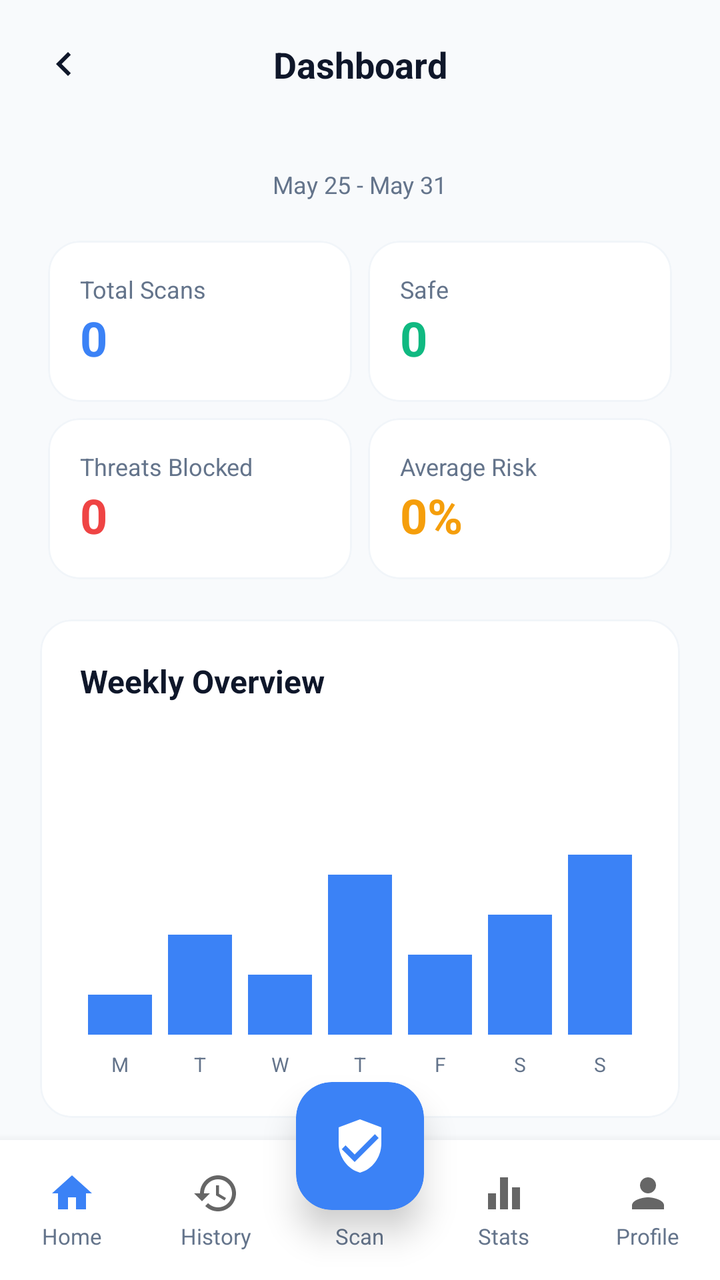
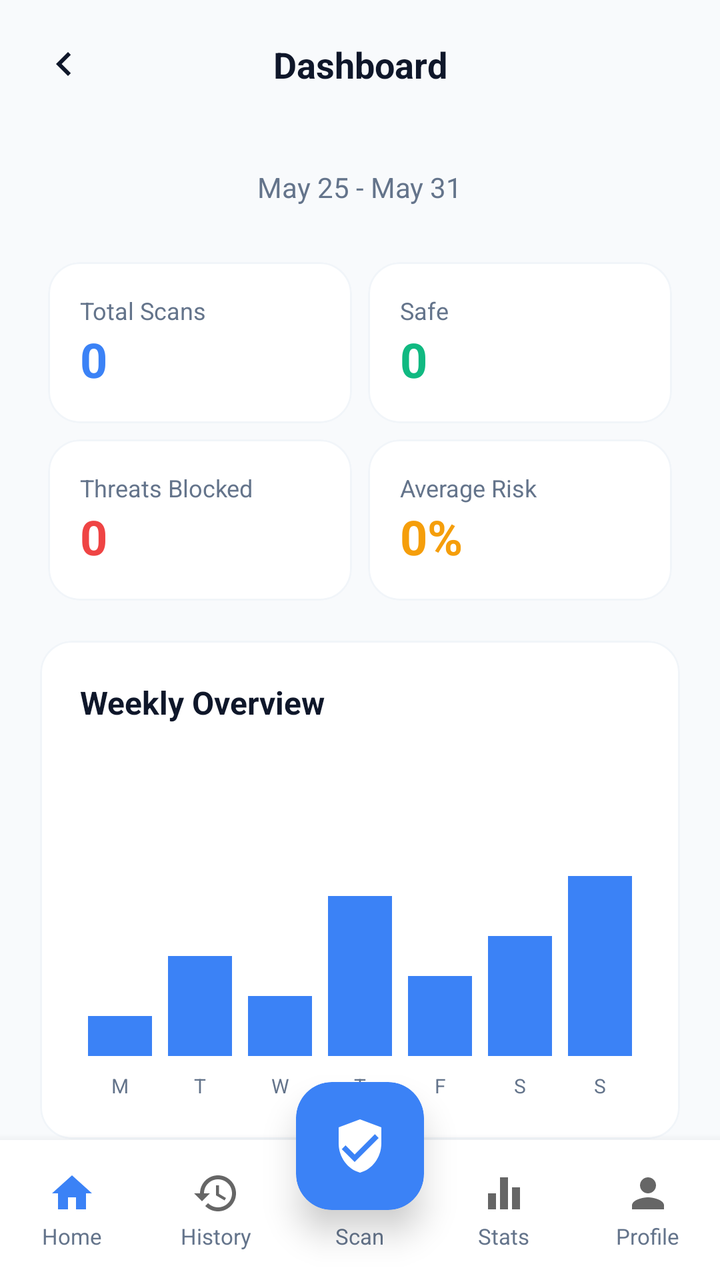

Compare the two renders of this Android layout. The source of the first and the diff that turns it into the second are given below.
<!-- AndroidManifest.xml: application theme Theme.Safe -->
<!-- res/layout/activity_dashboard.xml -->
<?xml version="1.0" encoding="utf-8"?>
<androidx.constraintlayout.widget.ConstraintLayout xmlns:android="http://schemas.android.com/apk/res/android"
    xmlns:app="http://schemas.android.com/apk/res-auto"
    android:id="@+id/main"
    android:layout_width="match_parent"
    android:layout_height="match_parent"
    android:background="#F8FAFC">

    
    <androidx.constraintlayout.widget.ConstraintLayout
        android:id="@+id/dashboardHeader"
        android:layout_width="match_parent"
        android:layout_height="wrap_content"
        android:padding="16dp"
        app:layout_constraintTop_toTopOf="parent">

        <ImageView
            android:id="@+id/btnBackDashboard"
            android:layout_width="32dp"
            android:layout_height="32dp"
            android:padding="4dp"
            android:src="@drawable/ic_chevron_right"
            android:rotation="180"
            app:layout_constraintBottom_toBottomOf="parent"
            app:layout_constraintStart_toStartOf="parent"
            app:layout_constraintTop_toTopOf="parent"
            app:tint="#0F172A" />

        <TextView
            android:layout_width="wrap_content"
            android:layout_height="wrap_content"
            android:text="@string/dashboard"
            android:textColor="#0F172A"
            android:textSize="18sp"
            android:textStyle="bold"
            app:layout_constraintBottom_toBottomOf="parent"
            app:layout_constraintEnd_toEndOf="parent"
            app:layout_constraintStart_toStartOf="parent"
            app:layout_constraintTop_toTopOf="parent" />

    </androidx.constraintlayout.widget.ConstraintLayout>

    <androidx.core.widget.NestedScrollView
        android:layout_width="match_parent"
        android:layout_height="0dp"
        android:fillViewport="true"
        app:layout_constraintBottom_toTopOf="@id/bottomNav"
        app:layout_constraintTop_toBottomOf="@id/dashboardHeader">

        <LinearLayout
            android:layout_width="match_parent"
            android:layout_height="wrap_content"
            android:orientation="vertical"
            android:padding="20dp"
            android:paddingBottom="100dp"
            android:clipToPadding="false">

            <TextView
                android:layout_width="wrap_content"
                android:layout_height="wrap_content"
                android:text="@string/date_range"
                android:textColor="#64748B"
                android:textSize="12sp"
                android:layout_gravity="center"
                android:layout_marginBottom="16dp"/>

            
            <GridLayout
                android:layout_width="match_parent"
                android:layout_height="wrap_content"
                android:columnCount="2"
                android:rowCount="2"
                android:useDefaultMargins="true">

                
                <com.google.android.material.card.MaterialCardView
                    android:layout_width="0dp"
                    android:layout_height="wrap_content"
                    android:layout_columnWeight="1"
                    app:cardBackgroundColor="@color/white"
                    app:cardCornerRadius="16dp"
                    app:cardElevation="0dp"
                    app:strokeColor="#F1F5F9"
                    app:strokeWidth="1dp">
                    <LinearLayout
                        android:layout_width="match_parent"
                        android:layout_height="wrap_content"
                        android:orientation="vertical"
                        android:padding="16dp">
                        <TextView
                            android:layout_width="wrap_content"
                            android:layout_height="wrap_content"
                            android:text="@string/total_scans"
                            android:textColor="#64748B"
                            android:textSize="12sp" />
                        <TextView
                            android:id="@+id/tvDashTotal"
                            android:layout_width="wrap_content"
                            android:layout_height="wrap_content"
                            android:text="0"
                            android:textColor="#3B82F6"
                            android:textSize="24sp"
                            android:textStyle="bold" />
                    </LinearLayout>
                </com.google.android.material.card.MaterialCardView>

                
                <com.google.android.material.card.MaterialCardView
                    android:layout_width="0dp"
                    android:layout_height="wrap_content"
                    android:layout_columnWeight="1"
                    app:cardBackgroundColor="@color/white"
                    app:cardCornerRadius="16dp"
                    app:cardElevation="0dp"
                    app:strokeColor="#F1F5F9"
                    app:strokeWidth="1dp">
                    <LinearLayout
                        android:layout_width="match_parent"
                        android:layout_height="wrap_content"
                        android:orientation="vertical"
                        android:padding="16dp">
                        <TextView
                            android:layout_width="wrap_content"
                            android:layout_height="wrap_content"
                            android:text="@string/safe"
                            android:textColor="#64748B"
                            android:textSize="12sp" />
                        <TextView
                            android:id="@+id/tvDashSafe"
                            android:layout_width="wrap_content"
                            android:layout_height="wrap_content"
                            android:text="0"
                            android:textColor="#10B981"
                            android:textSize="24sp"
                            android:textStyle="bold" />
                    </LinearLayout>
                </com.google.android.material.card.MaterialCardView>

                
                <com.google.android.material.card.MaterialCardView
                    android:layout_width="0dp"
                    android:layout_height="wrap_content"
                    android:layout_columnWeight="1"
                    app:cardBackgroundColor="@color/white"
                    app:cardCornerRadius="16dp"
                    app:cardElevation="0dp"
                    app:strokeColor="#F1F5F9"
                    app:strokeWidth="1dp">
                    <LinearLayout
                        android:layout_width="match_parent"
                        android:layout_height="wrap_content"
                        android:orientation="vertical"
                        android:padding="16dp">
                        <TextView
                            android:layout_width="wrap_content"
                            android:layout_height="wrap_content"
                            android:text="@string/threats_blocked"
                            android:textColor="#64748B"
                            android:textSize="12sp" />
                        <TextView
                            android:id="@+id/tvDashThreats"
                            android:layout_width="wrap_content"
                            android:layout_height="wrap_content"
                            android:text="0"
                            android:textColor="#EF4444"
                            android:textSize="24sp"
                            android:textStyle="bold" />
                    </LinearLayout>
                </com.google.android.material.card.MaterialCardView>

                
                <com.google.android.material.card.MaterialCardView
                    android:layout_width="0dp"
                    android:layout_height="wrap_content"
                    android:layout_columnWeight="1"
                    app:cardBackgroundColor="@color/white"
                    app:cardCornerRadius="16dp"
                    app:cardElevation="0dp"
                    app:strokeColor="#F1F5F9"
                    app:strokeWidth="1dp">
                    <LinearLayout
                        android:layout_width="match_parent"
                        android:layout_height="wrap_content"
                        android:orientation="vertical"
                        android:padding="16dp">
                        <TextView
                            android:layout_width="wrap_content"
                            android:layout_height="wrap_content"
                            android:text="@string/average_risk"
                            android:textColor="#64748B"
                            android:textSize="12sp" />
                        <TextView
                            android:id="@+id/tvDashRisk"
                            android:layout_width="wrap_content"
                            android:layout_height="wrap_content"
                            android:text="0%"
                            android:textColor="#F59E0B"
                            android:textSize="24sp"
                            android:textStyle="bold" />
                    </LinearLayout>
                </com.google.android.material.card.MaterialCardView>

            </GridLayout>

            
            <com.google.android.material.card.MaterialCardView
                android:layout_width="match_parent"
                android:layout_height="wrap_content"
                android:layout_marginTop="16dp"
                app:cardBackgroundColor="@color/white"
                app:cardCornerRadius="16dp"
                app:cardElevation="0dp"
                app:strokeColor="#F1F5F9"
                app:strokeWidth="1dp">
                <LinearLayout
                    android:layout_width="match_parent"
                    android:layout_height="wrap_content"
                    android:orientation="vertical"
                    android:padding="20dp">
                    <TextView
                        android:layout_width="wrap_content"
                        android:layout_height="wrap_content"
                        android:text="@string/weekly_overview"
                        android:textColor="#0F172A"
                        android:textSize="16sp"
                        android:textStyle="bold"
                        android:layout_marginBottom="16dp"/>

                    <LinearLayout
                        android:id="@+id/layoutBarChart"
                        android:layout_width="match_parent"
                        android:layout_height="150dp"
                        android:gravity="bottom"
                        android:orientation="horizontal"
                        android:paddingTop="10dp"
                        android:baselineAligned="false">

                        <View android:id="@+id/bar1" android:layout_width="0dp" android:layout_height="20dp" android:layout_weight="1" android:layout_marginHorizontal="4dp" android:background="#3B82F6" />
                        <View android:id="@+id/bar2" android:layout_width="0dp" android:layout_height="50dp" android:layout_weight="1" android:layout_marginHorizontal="4dp" android:background="#3B82F6" />
                        <View android:id="@+id/bar3" android:layout_width="0dp" android:layout_height="30dp" android:layout_weight="1" android:layout_marginHorizontal="4dp" android:background="#3B82F6" />
                        <View android:id="@+id/bar4" android:layout_width="0dp" android:layout_height="80dp" android:layout_weight="1" android:layout_marginHorizontal="4dp" android:background="#3B82F6" />
                        <View android:id="@+id/bar5" android:layout_width="0dp" android:layout_height="40dp" android:layout_weight="1" android:layout_marginHorizontal="4dp" android:background="#3B82F6" />
                        <View android:id="@+id/bar6" android:layout_width="0dp" android:layout_height="60dp" android:layout_weight="1" android:layout_marginHorizontal="4dp" android:background="#3B82F6" />
                        <View android:id="@+id/bar7" android:layout_width="0dp" android:layout_height="90dp" android:layout_weight="1" android:layout_marginHorizontal="4dp" android:background="#3B82F6" />
                    </LinearLayout>

                    <LinearLayout
                        android:layout_width="match_parent"
                        android:layout_height="wrap_content"
                        android:layout_marginTop="8dp"
                        android:orientation="horizontal">
                        <TextView android:layout_width="0dp" android:layout_height="wrap_content" android:layout_weight="1" android:text="M" android:gravity="center" android:textSize="10sp" android:textColor="#64748B"/>
                        <TextView android:layout_width="0dp" android:layout_height="wrap_content" android:layout_weight="1" android:text="T" android:gravity="center" android:textSize="10sp" android:textColor="#64748B"/>
                        <TextView android:layout_width="0dp" android:layout_height="wrap_content" android:layout_weight="1" android:text="W" android:gravity="center" android:textSize="10sp" android:textColor="#64748B"/>
                        <TextView android:layout_width="0dp" android:layout_height="wrap_content" android:layout_weight="1" android:text="T" android:gravity="center" android:textSize="10sp" android:textColor="#64748B"/>
                        <TextView android:layout_width="0dp" android:layout_height="wrap_content" android:layout_weight="1" android:text="F" android:gravity="center" android:textSize="10sp" android:textColor="#64748B"/>
                        <TextView android:layout_width="0dp" android:layout_height="wrap_content" android:layout_weight="1" android:text="S" android:gravity="center" android:textSize="10sp" android:textColor="#64748B"/>
                        <TextView android:layout_width="0dp" android:layout_height="wrap_content" android:layout_weight="1" android:text="S" android:gravity="center" android:textSize="10sp" android:textColor="#64748B"/>
                    </LinearLayout>
                </LinearLayout>
            </com.google.android.material.card.MaterialCardView>

            
            <com.google.android.material.card.MaterialCardView
                android:layout_width="match_parent"
                android:layout_height="wrap_content"
                android:layout_marginTop="16dp"
                android:layout_marginBottom="24dp"
                app:cardBackgroundColor="@color/white"
                app:cardCornerRadius="16dp"
                app:cardElevation="0dp"
                app:strokeColor="#F1F5F9"
                app:strokeWidth="1dp">
                <LinearLayout
                    android:layout_width="match_parent"
                    android:layout_height="wrap_content"
                    android:orientation="horizontal"
                    android:padding="20dp"
                    android:gravity="center_vertical">

                    <FrameLayout
                        android:layout_width="100dp"
                        android:layout_height="100dp">

                        <ProgressBar
                            android:id="@+id/pbSafeRatio"
                            style="?android:attr/progressBarStyleHorizontal"
                            android:layout_width="match_parent"
                            android:layout_height="match_parent"
                            android:progress="70"
                            android:indeterminate="false"
                            android:progressDrawable="@drawable/circular_stats_progress" />

                        <TextView
                            android:id="@+id/tvSafePercent"
                            android:layout_width="wrap_content"
                            android:layout_height="wrap_content"
                            android:layout_gravity="center"
                            android:text="70%"
                            android:textColor="#10B981"
                            android:textSize="16sp"
                            android:textStyle="bold" />
                    </FrameLayout>

                    <LinearLayout
                        android:layout_width="match_parent"
                        android:layout_height="wrap_content"
                        android:orientation="vertical"
                        android:layout_marginStart="24dp">
                        <TextView
                            android:layout_width="wrap_content"
                            android:layout_height="wrap_content"
                            android:text="@string/risk_distribution"
                            android:textColor="#0F172A"
                            android:textSize="16sp"
                            android:textStyle="bold"
                            android:layout_marginBottom="8dp"/>

                        <LinearLayout
                            android:layout_width="wrap_content"
                            android:layout_height="wrap_content"
                            android:orientation="horizontal"
                            android:gravity="center_vertical"
                            android:layout_marginBottom="4dp">
                            <View android:layout_width="12dp" android:layout_height="12dp" android:background="#10B981" android:layout_marginEnd="8dp"/>
                            <TextView android:layout_width="wrap_content" android:layout_height="wrap_content" android:text="@string/safe" android:textSize="12sp" android:textColor="#64748B"/>
                        </LinearLayout>

                        <LinearLayout
                            android:layout_width="wrap_content"
                            android:layout_height="wrap_content"
                            android:orientation="horizontal"
                            android:gravity="center_vertical">
                            <View android:layout_width="12dp" android:layout_height="12dp" android:background="#EF4444" android:layout_marginEnd="8dp"/>
                            <TextView android:layout_width="wrap_content" android:layout_height="wrap_content" android:text="@string/phishing" android:textSize="12sp" android:textColor="#64748B"/>
                        </LinearLayout>
                    </LinearLayout>
                </LinearLayout>
            </com.google.android.material.card.MaterialCardView>

        </LinearLayout>
    </androidx.core.widget.NestedScrollView>

    
    <include layout="@layout/layout_bottom_navigation" />

</androidx.constraintlayout.widget.ConstraintLayout>
<!-- res/layout/layout_bottom_navigation.xml (included above) -->
<?xml version="1.0" encoding="utf-8"?>
<merge xmlns:android="http://schemas.android.com/apk/res/android"
    xmlns:app="http://schemas.android.com/apk/res-auto">

    
    <LinearLayout
        android:id="@+id/bottomNav"
        android:layout_width="match_parent"
        android:layout_height="70dp"
        android:background="@color/white"
        android:elevation="8dp"
        android:gravity="center"
        android:orientation="horizontal"
        app:layout_constraintBottom_toBottomOf="parent">

        <LinearLayout
            android:id="@+id/navHome"
            android:layout_width="0dp"
            android:layout_height="match_parent"
            android:layout_weight="1"
            android:gravity="center"
            android:orientation="vertical"
            android:clickable="true"
            android:focusable="true"
            android:background="?attr/selectableItemBackgroundBorderless">

            <ImageView
                android:id="@+id/ivNavHome"
                android:layout_width="24dp"
                android:layout_height="24dp"
                android:src="@drawable/ic_home" />

            <TextView
                android:id="@+id/tvNavHome"
                android:layout_width="wrap_content"
                android:layout_height="wrap_content"
                android:layout_marginTop="2dp"
                android:text="Home"
                android:textColor="#64748B"
                android:textSize="11sp" />
        </LinearLayout>

        <LinearLayout
            android:id="@+id/navHistory"
            android:layout_width="0dp"
            android:layout_height="match_parent"
            android:layout_weight="1"
            android:gravity="center"
            android:orientation="vertical"
            android:clickable="true"
            android:focusable="true"
            android:background="?attr/selectableItemBackgroundBorderless">

            <ImageView
                android:id="@+id/ivNavHistory"
                android:layout_width="24dp"
                android:layout_height="24dp"
                android:src="@drawable/ic_history" />

            <TextView
                android:id="@+id/tvNavHistory"
                android:layout_width="wrap_content"
                android:layout_height="wrap_content"
                android:layout_marginTop="2dp"
                android:text="History"
                android:textColor="#64748B"
                android:textSize="11sp" />
        </LinearLayout>

        
        <LinearLayout
            android:layout_width="0dp"
            android:layout_height="match_parent"
            android:layout_weight="1"
            android:gravity="center"
            android:orientation="vertical">

            <View
                android:layout_width="24dp"
                android:layout_height="24dp" />

            <TextView
                android:layout_width="wrap_content"
                android:layout_height="wrap_content"
                android:layout_marginTop="2dp"
                android:text="Scan"
                android:textColor="#64748B"
                android:textSize="11sp" />
        </LinearLayout>

        <LinearLayout
            android:id="@+id/navStats"
            android:layout_width="0dp"
            android:layout_height="match_parent"
            android:layout_weight="1"
            android:gravity="center"
            android:orientation="vertical"
            android:clickable="true"
            android:focusable="true"
            android:background="?attr/selectableItemBackgroundBorderless">

            <ImageView
                android:id="@+id/ivNavStats"
                android:layout_width="24dp"
                android:layout_height="24dp"
                android:src="@drawable/ic_statistics" />

            <TextView
                android:id="@+id/tvNavStats"
                android:layout_width="wrap_content"
                android:layout_height="wrap_content"
                android:layout_marginTop="2dp"
                android:text="Stats"
                android:textColor="#64748B"
                android:textSize="11sp" />
        </LinearLayout>

        <LinearLayout
            android:id="@+id/navProfile"
            android:layout_width="0dp"
            android:layout_height="match_parent"
            android:layout_weight="1"
            android:gravity="center"
            android:orientation="vertical"
            android:clickable="true"
            android:focusable="true"
            android:background="?attr/selectableItemBackgroundBorderless">

            <ImageView
                android:id="@+id/ivNavProfile"
                android:layout_width="24dp"
                android:layout_height="24dp"
                android:src="@drawable/ic_profile" />

            <TextView
                android:id="@+id/tvNavProfile"
                android:layout_width="wrap_content"
                android:layout_height="wrap_content"
                android:layout_marginTop="2dp"
                android:text="Profile"
                android:textColor="#64748B"
                android:textSize="11sp" />
        </LinearLayout>

    </LinearLayout>

    
    <com.google.android.material.card.MaterialCardView
        android:id="@+id/fabScan"
        android:layout_width="64dp"
        android:layout_height="64dp"
        android:layout_marginBottom="35dp"
        android:clickable="true"
        android:focusable="true"
        app:cardBackgroundColor="#3B82F6"
        app:cardCornerRadius="18dp"
        app:cardElevation="10dp"
        app:layout_constraintBottom_toBottomOf="parent"
        app:layout_constraintEnd_toEndOf="parent"
        app:layout_constraintStart_toStartOf="parent"
        app:strokeWidth="0dp">

        <ImageView
            android:layout_width="32dp"
            android:layout_height="32dp"
            android:layout_gravity="center"
            android:src="@drawable/ic_scan_fab" />

    </com.google.android.material.card.MaterialCardView>

</merge>
<!-- resources referenced by this layout -->
<resources>
  <color name="white">#FFFFFFFF</color>
  <!-- drawable ic_chevron_right (drawable) -->
  <vector xmlns:android="http://schemas.android.com/apk/res/android"
      android:width="24dp"
      android:height="24dp"
      android:viewportWidth="24"
      android:viewportHeight="24">
      <path
          android:fillColor="#1A1A1A"
          android:pathData="M10,6L8.59,7.41 13.17,12l-4.58,4.59L10,18l6,-6z"/>
  </vector>
  <!-- drawable ic_history (drawable) -->
  <vector xmlns:android="http://schemas.android.com/apk/res/android"
      android:width="24dp"
      android:height="24dp"
      android:viewportWidth="24"
      android:viewportHeight="24">
      <path
          android:fillColor="#666666"
          android:pathData="M13,3c-4.97,0 -9,4.03 -9,9H1l3.89,3.89 0.07,0.14L9,12H6c0,-3.87 3.13,-7 7,-7s7,3.13 7,7 -3.13,7 -7,7c-1.93,0 -3.68,-0.79 -4.94,-2.06l-1.42,1.42C8.27,19.99 10.51,21 13,21c4.97,0 9,-4.03 9,-9s-4.03,-9 -9,-9zM12,8v5l4.28,2.54 0.72,-1.21 -3.5,-2.08V8H12z"/>
  </vector>
  <!-- drawable ic_home (drawable) -->
  <vector xmlns:android="http://schemas.android.com/apk/res/android"
      android:width="24dp"
      android:height="24dp"
      android:viewportWidth="24"
      android:viewportHeight="24">
      <path
          android:fillColor="#3B82F6"
          android:pathData="M10,20v-6h4v6h5v-8h3L12,3 2,12h3v8z"/>
  </vector>
  <!-- drawable ic_profile (drawable) -->
  <vector xmlns:android="http://schemas.android.com/apk/res/android"
      android:width="24dp"
      android:height="24dp"
      android:viewportWidth="24"
      android:viewportHeight="24">
      <path
          android:fillColor="#666666"
          android:pathData="M12,12c2.21,0 4,-1.79 4,-4s-1.79,-4 -4,-4 -4,1.79 -4,4 1.79,4 4,4zm0,2c-2.67,0 -8,1.34 -8,4v2h16v-2c0,-2.66 -5.33,-4 -8,-4z"/>
  </vector>
  <!-- drawable ic_scan_fab (drawable) -->
  <vector xmlns:android="http://schemas.android.com/apk/res/android"
      android:width="24dp"
      android:height="24dp"
      android:viewportWidth="24"
      android:viewportHeight="24">
      
      <path
          android:fillColor="#FFFFFF"
          android:pathData="M12,2L4,5v6.09c0,5.05 3.41,9.76 8,10.91 4.59,-1.15 8,-5.86 8,-10.91V5l-8,-3z"/>
      
      <path
          android:fillColor="#3B82F6"
          android:pathData="M10,15.17l-3.42,-3.42l-1.41,1.41L10,18l9,-9l-1.41,-1.41L10,15.17z"/>
  </vector>
  <!-- drawable ic_statistics (drawable) -->
  <vector xmlns:android="http://schemas.android.com/apk/res/android"
      android:width="24dp"
      android:height="24dp"
      android:viewportWidth="24"
      android:viewportHeight="24">
      <path
          android:fillColor="#666666"
          android:pathData="M10,20h4V4h-4v16zm-6,0h4v-8H4v8zM16,9v11h4V9h-4z"/>
  </vector>
  <string name="average_risk">Average Risk</string>
  <string name="dashboard">Dashboard</string>
  <string name="date_range">May 25 - May 31</string>
  <string name="phishing">Phishing</string>
  <string name="risk_distribution">Risk Distribution</string>
  <string name="safe">Safe</string>
  <string name="threats_blocked">Threats Blocked</string>
  <string name="total_scans">Total Scans</string>
  <string name="weekly_overview">Weekly Overview</string>
  <style name="Theme.Safe" parent="Base.Theme.Safe" />
  <style name="Base.Theme.Safe" parent="Theme.Material3.DayNight.NoActionBar">
          
          
      </style>
  <!-- unchanged entries left out for length: 1 -->
</resources>

<!-- the commit's change to res/layout/activity_dashboard.xml (unified diff, before → after) -->
@@ -56,13 +56,14 @@
             android:clipToPadding="false">
 
             <TextView
+                android:id="@+id/tvDateRange"
                 android:layout_width="wrap_content"
                 android:layout_height="wrap_content"
                 android:text="@string/date_range"
                 android:textColor="#64748B"
-                android:textSize="12sp"
+                android:textSize="14sp"
                 android:layout_gravity="center"
-                android:layout_marginBottom="16dp"/>
+                android:layout_marginBottom="24dp"/>
 
             
             <GridLayout
